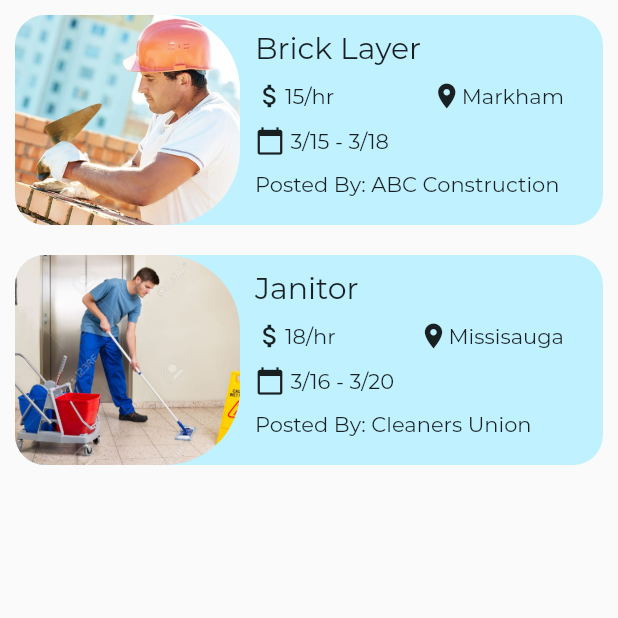
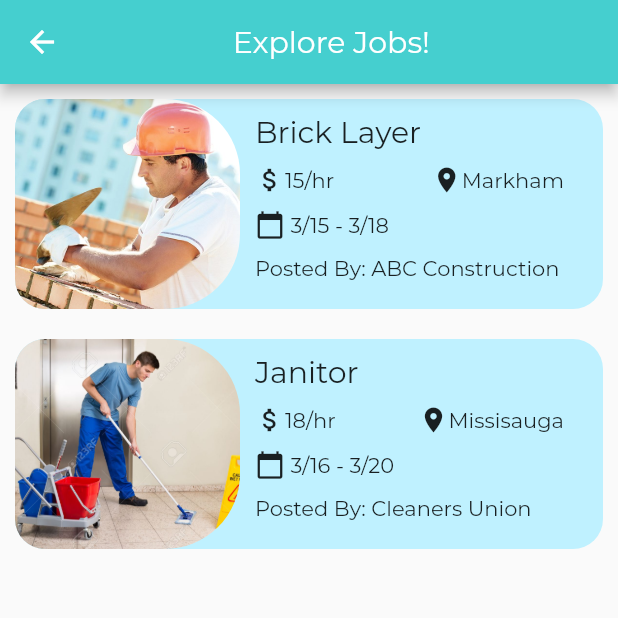
Before and after one commit to dart-dinosaurs/hyred, a Flutter app: the screen it shows once a user with an empty profile is signed in, after a tap on "Retail", on a phone screen of 412 x 824 dp, the top half of it. Run offline on Flutter 3.47's test engine with Material 2 defaults, Android fonts, the light colour scheme and no system bars; our stand-ins replace firebase_auth; missing offline and left inert: flappy_search_bar; accounts and stored records are empty; project files that could hold a hidden picture were left out.

Commit message:
added appbar

```diff
--- a/lib/screens/explore.dart
+++ b/lib/screens/explore.dart
@@ -11,6 +11,14 @@ class Explore extends StatelessWidget {
   @override
   Widget build(BuildContext context){
     return new Scaffold(
+      appBar: AppBar(
+        title: Row(children: <Widget>[
+          Text("Explore Jobs!     ")
+        ],
+        mainAxisAlignment: MainAxisAlignment.center,
+        ),
+        backgroundColor: Theme.of(context).accentColor,
+      ),
       body: new ListView.builder(
         itemBuilder: (context, index) => new JobCard(job[index]),
         itemCount: job.length,
```
